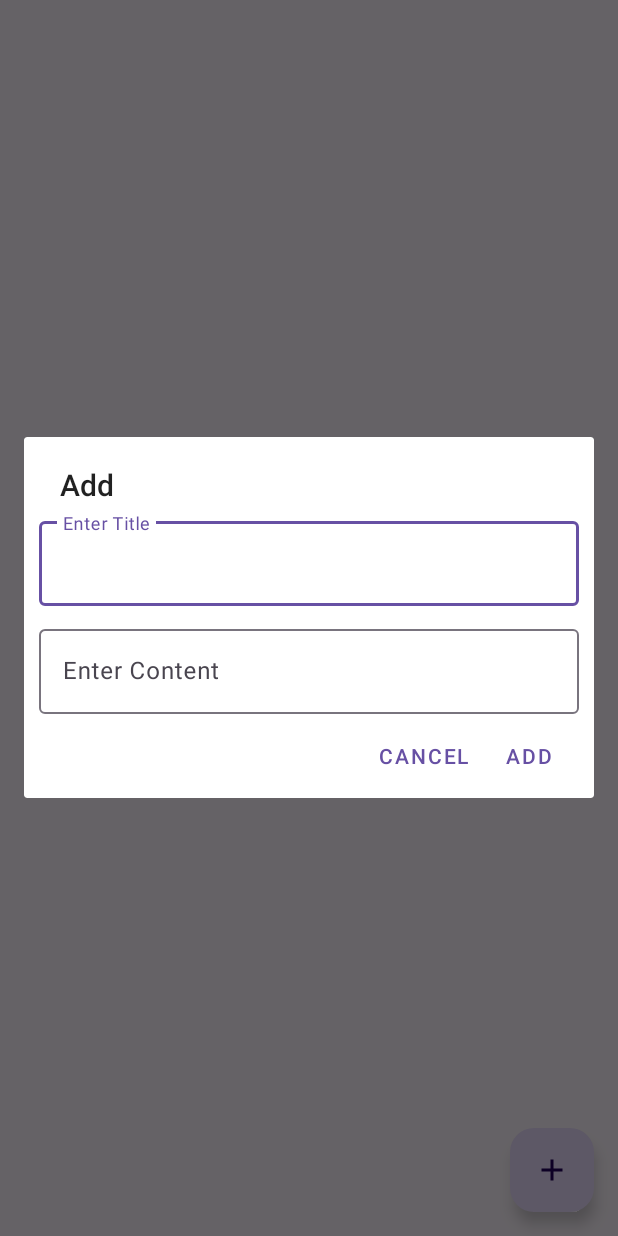
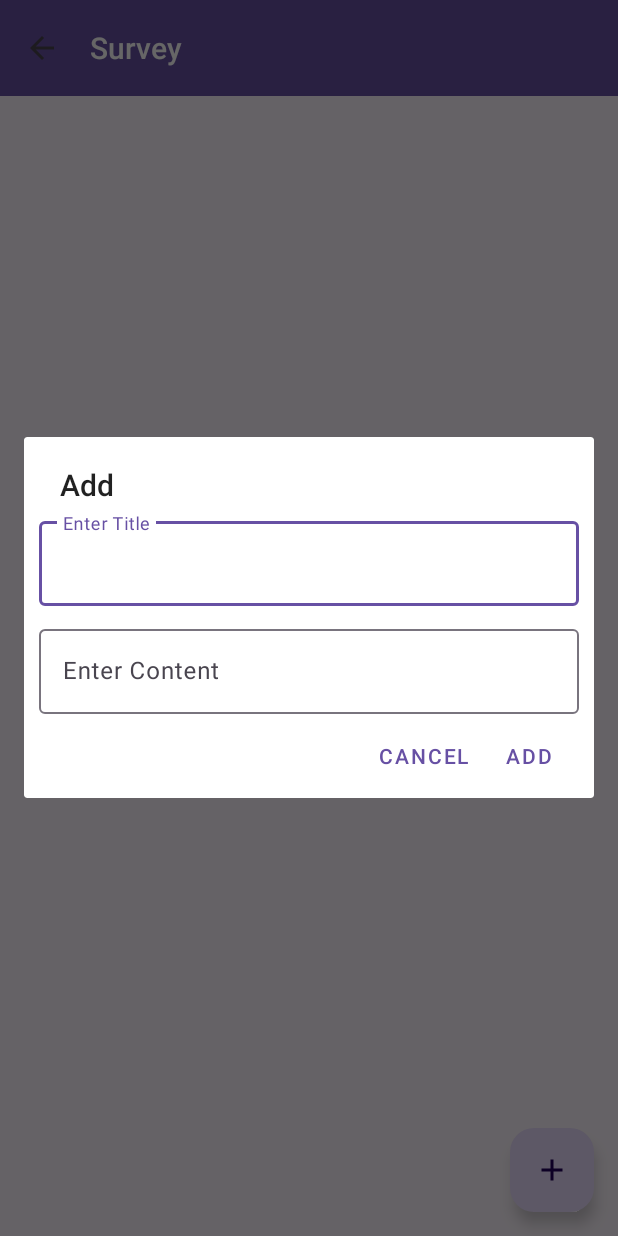
Before and after one commit to KeoYinyong/MobileSurveyproject, an Android app: the SurveyMenu screen opened directly, with no data from a screen before it, after a tap on an icon or button, on a phone screen of 412 x 824 dp. Run offline under Robolectric (Android 15) with nearby library versions, the phone set to English and light mode, and no system bars; our stand-ins replace Firebase (no records; nobody signed in at launch, a user with empty details on screens opened directly).

Commit message:
survey add update delete

```diff
--- a/app/src/main/java/com/yong/Student/Login.java
+++ b/app/src/main/java/com/yong/Student/Login.java
@@ -2,8 +2,10 @@ package com.yong.Student;
 
 import static android.widget.Toast.LENGTH_SHORT;
 import static com.yong.Student.R.id.login_email;
+
 import androidx.annotation.NonNull;
 import androidx.appcompat.app.AppCompatActivity;
+
 import android.annotation.SuppressLint;
 import android.app.ProgressDialog;
 import android.content.Intent;
@@ -13,6 +15,7 @@ import android.view.View;
 import android.widget.Button;
 import android.widget.EditText;
 import android.widget.Toast;
+
 import com.google.android.gms.tasks.OnCompleteListener;
 import com.google.android.gms.tasks.Task;
 import com.google.firebase.auth.AuthResult;
--- a/app/src/main/java/com/yong/Student/MainActivity.java
+++ b/app/src/main/java/com/yong/Student/MainActivity.java
@@ -10,8 +10,6 @@ import android.widget.Button;
 
 import androidx.appcompat.app.AppCompatActivity;
 import androidx.appcompat.widget.Toolbar;
-
-
 
 
 public class MainActivity extends AppCompatActivity {
--- a/app/src/main/java/com/yong/Student/Profile.java
+++ b/app/src/main/java/com/yong/Student/Profile.java
@@ -52,7 +52,7 @@ public class Profile extends AppCompatActivity {
         authProfile = FirebaseAuth.getInstance();
         FirebaseUser firebaseUser = authProfile.getCurrentUser();
 
-        if (firebaseUser == null){
+        if (firebaseUser == null) {
             // Handle the case where user is not logged in
             Toast.makeText(Profile.this, "User not logged in!", Toast.LENGTH_SHORT).show();
         } else {
--- a/app/src/main/java/com/yong/Student/SurveyMenu.java
+++ b/app/src/main/java/com/yong/Student/SurveyMenu.java
@@ -1,7 +1,9 @@
 package com.yong.Student;
 
 import androidx.annotation.NonNull;
+import androidx.appcompat.app.ActionBar;
 import androidx.appcompat.app.AppCompatActivity;
+import androidx.appcompat.widget.Toolbar;
 import androidx.recyclerview.widget.RecyclerView;
 
 import android.app.AlertDialog;
@@ -9,6 +11,7 @@ import android.app.ProgressDialog;
 import android.content.DialogInterface;
 import android.os.Bundle;
 import android.view.LayoutInflater;
+import android.view.MenuItem;
 import android.view.View;
 import android.widget.TextView;
 import android.widget.Toast;
@@ -35,6 +38,16 @@ public class SurveyMenu extends AppCompatActivity {
         super.onCreate(savedInstanceState);
         setContentView(R.layout.activity_survey_menu);
 
+        Toolbar toolbar = findViewById(R.id.toolbar);
+        toolbar.setTitle("Survey");
+        setSupportActionBar(toolbar);
+
+        ActionBar actionBar = getSupportActionBar();
+        if (actionBar != null) {
+            actionBar.setDisplayHomeAsUpEnabled(true);
+
+        }
+
         FirebaseApp.initializeApp(SurveyMenu.this);
         FirebaseDatabase database = FirebaseDatabase.getInstance();
 
@@ -57,11 +70,11 @@ public class SurveyMenu extends AppCompatActivity {
                         .setPositiveButton("add", new DialogInterface.OnClickListener() {
                             @Override
                             public void onClick(DialogInterface dialogInterface, int which) {
-                               if (Objects.requireNonNull(titleET.getText()).toString().isEmpty()){
+                                if (Objects.requireNonNull(titleET.getText()).toString().isEmpty()) {
                                     titleLayout.setError("This field ia required!");
-                               } else if (Objects.requireNonNull(contentET.getText()).toString().isEmpty()){
+                                } else if (Objects.requireNonNull(contentET.getText()).toString().isEmpty()) {
                                     contentLayout.setError("This field ia required!");
-                               }else {
+                                } else {
                                     ProgressDialog dialog1 = new ProgressDialog(SurveyMenu.this);
                                     dialog1.setMessage("Storing in Database....");
                                     Note note = new Note();
@@ -103,16 +116,16 @@ public class SurveyMenu extends AppCompatActivity {
             @Override
             public void onDataChange(@NonNull DataSnapshot dataSnapshot) {
                 ArrayList<Note> arrayList = new ArrayList<>();
-                for (DataSnapshot dataSnapshot1: dataSnapshot.getChildren()){
+                for (DataSnapshot dataSnapshot1 : dataSnapshot.getChildren()) {
                     Note note = dataSnapshot1.getValue(Note.class);
                     Objects.requireNonNull(note).setKey(dataSnapshot1.getKey());
                     arrayList.add(note);
                 }
 
-                if (arrayList.isEmpty()){
+                if (arrayList.isEmpty()) {
                     empty.setVisibility(View.VISIBLE);
                     recyclerView.setVisibility(View.GONE);
-                }else {
+                } else {
                     empty.setVisibility(View.GONE);
                     recyclerView.setVisibility(View.VISIBLE);
                 }
@@ -124,7 +137,7 @@ public class SurveyMenu extends AppCompatActivity {
                     @Override
                     public void onClick(Note note) {
                         View view = LayoutInflater.from(SurveyMenu.this).inflate(R.layout.add_note_dialog, null);
-                        TextInputLayout titleLayout , contentLayout;
+                        TextInputLayout titleLayout, contentLayout;
                         TextInputEditText titleET, contentET;
 
                         titleET = view.findViewById(R.id.titleET);
@@ -137,17 +150,17 @@ public class SurveyMenu extends AppCompatActivity {
 
                         ProgressDialog progressDialog = new ProgressDialog(SurveyMenu.this);
 
-                        AlertDialog alertDialog =  new AlertDialog.Builder(SurveyMenu.this)
+                        AlertDialog alertDialog = new AlertDialog.Builder(SurveyMenu.this)
                                 .setTitle("Edit")
                                 .setView(view)
                                 .setPositiveButton("Save", new DialogInterface.OnClickListener() {
                                     @Override
                                     public void onClick(DialogInterface dialogInterface, int which) {
-                                        if (Objects.requireNonNull(titleET.getText()).toString().isEmpty()){
+                                        if (Objects.requireNonNull(titleET.getText()).toString().isEmpty()) {
                                             titleLayout.setError("This field ia required!");
-                                        } else if (Objects.requireNonNull(contentET.getText()).toString().isEmpty()){
+                                        } else if (Objects.requireNonNull(contentET.getText()).toString().isEmpty()) {
                                             contentLayout.setError("This field ia required!");
-                                        }else {
+                                        } else {
                                             progressDialog.setMessage("Saving....");
                                             progressDialog.show();
                                             Note note1 = new Note();
@@ -208,4 +221,20 @@ public class SurveyMenu extends AppCompatActivity {
             }
         });
     }
+
+    @Override
+    public boolean onOptionsItemSelected(MenuItem item) {
+        // Handle action bar item clicks here.
+        int id = item.getItemId();
+
+        if (id == android.R.id.home) {
+            // This is the ID for the back button in the action bar/toolbar
+            // Navigate back to MainActivity
+            onBackPressed(); // This will simulate the back button press
+            return true;
         }
+
+        return super.onOptionsItemSelected(item);
+    }
+
+}
--- a/app/src/main/res/layout/activity_login.xml
+++ b/app/src/main/res/layout/activity_login.xml
@@ -68,10 +68,10 @@
         app:boxCornerRadiusBottomStart="16dp"
         app:boxCornerRadiusTopEnd="16dp"
         app:boxCornerRadiusTopStart="16dp"
-        app:passwordToggleEnabled="true"
         app:layout_constraintEnd_toEndOf="parent"
         app:layout_constraintStart_toStartOf="parent"
-        app:layout_constraintTop_toBottomOf="@+id/usernameTextInputLayout">
+        app:layout_constraintTop_toBottomOf="@+id/usernameTextInputLayout"
+        app:passwordToggleEnabled="true">
 
         <com.google.android.material.textfield.TextInputEditText
             android:id="@+id/login_password"
--- a/app/src/main/res/layout/activity_survey_menu.xml
+++ b/app/src/main/res/layout/activity_survey_menu.xml
@@ -7,28 +7,33 @@
     tools:context=".SurveyMenu"
     tools:ignore="MissingDefaultResource">
 
+    <include
+        android:id="@+id/toolbar"
+        layout="@layout/toolbar"
+        app:layout_constraintTop_toTopOf="parent" />
+
     <androidx.recyclerview.widget.RecyclerView
+        android:id="@+id/recycler"
         android:layout_width="match_parent"
         android:layout_height="match_parent"
-        android:id="@+id/recycler"
-        app:layoutManager="androidx.recyclerview.widget.LinearLayoutManager"/>
+        android:layout_below="@+id/toolbar"
+        app:layoutManager="androidx.recyclerview.widget.LinearLayoutManager" />
+
     <TextView
+        android:id="@+id/empty"
         android:layout_width="wrap_content"
         android:layout_height="wrap_content"
         android:layout_centerInParent="true"
-    android:text="List is Empty"
-    android:id="@+id/empty"/>
+        android:text="List is Empty" />
 
     <com.google.android.material.floatingactionbutton.FloatingActionButton
+        android:id="@+id/addNote"
         android:layout_width="wrap_content"
         android:layout_height="wrap_content"
         android:layout_alignParentEnd="true"
         android:layout_alignParentBottom="true"
         android:layout_margin="16sp"
-            android:id="@+id/addNote"
-            android:src="@drawable/baseline_add_24"/>
-
-
+        android:src="@drawable/baseline_add_24" />
 
 
 </RelativeLayout>
--- a/app/src/main/res/layout/add_note_dialog.xml
+++ b/app/src/main/res/layout/add_note_dialog.xml
@@ -4,38 +4,38 @@
     android:layout_height="wrap_content">
 
     <com.google.android.material.textfield.TextInputLayout
+        android:id="@+id/titleLayout"
         android:layout_width="match_parent"
         android:layout_height="wrap_content"
         android:layout_marginStart="10sp"
+        android:layout_marginTop="5sp"
         android:layout_marginEnd="10sp"
-        android:layout_marginTop="5sp"
-        android:id="@+id/titleLayout"
         android:hint="Enter Title">
 
         <com.google.android.material.textfield.TextInputEditText
+            android:id="@+id/titleET"
             android:layout_width="match_parent"
             android:layout_height="wrap_content"
-            android:inputType="textCapSentences"
-            android:id="@+id/titleET"/>
+            android:inputType="textCapSentences" />
 
     </com.google.android.material.textfield.TextInputLayout>
 
     <com.google.android.material.textfield.TextInputLayout
+        android:id="@+id/conntentLayout"
         android:layout_width="match_parent"
         android:layout_height="wrap_content"
         android:layout_below="@id/titleLayout"
         android:layout_marginStart="10sp"
         android:layout_marginTop="10sp"
         android:layout_marginEnd="10sp"
-    android:hint="Enter Content"
-    android:id="@+id/conntentLayout">
+        android:hint="Enter Content">
+
         <com.google.android.material.textfield.TextInputEditText
+            android:id="@+id/contentET"
             android:layout_width="match_parent"
             android:layout_height="wrap_content"
-        android:inputType="textCapSentences|textMultiLine"
-        android:id="@+id/contentET"/>
+            android:inputType="textCapSentences|textMultiLine" />
     </com.google.android.material.textfield.TextInputLayout>
 
 
-
 </RelativeLayout>
--- a/app/src/main/res/layout/toolbar.xml
+++ b/app/src/main/res/layout/toolbar.xml
@@ -5,8 +5,8 @@
     android:layout_width="match_parent"
     android:layout_height="?attr/actionBarSize"
     android:background="?attr/colorPrimary"
-    app:titleTextAppearance="@style/ToolbarTitle"
+    android:elevation="4dp"
     app:popupTheme="@style/AppTheme.PopupOverlay"
-    android:elevation="4dp">
+    app:titleTextAppearance="@style/ToolbarTitle">
 
 </androidx.appcompat.widget.Toolbar>
```
Also changed, not shown: app/src/main/java/com/yong/Student/Note.java (+5 -4 lines), app/src/main/java/com/yong/Student/NoteAdapter.java (+7 -6 lines), app/src/main/java/com/yong/Student/SignUp.java (+8 -11 lines), app/src/main/res/layout/activity_main.xml (+9 -8 lines), app/src/main/res/layout/activity_profile.xml (+42 -35 lines), app/src/main/res/layout/activity_sign_up.xml (+24 -25 lines), app/src/main/res/layout/note_list_item.xml (+14 -12 lines). Lines whose indentation alone changed are shown as unchanged.
